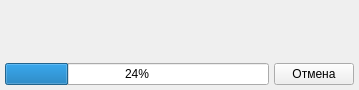
Above: classes/journal/journalprogress.ui from vlarry/configurator before the change. Below: the same form after it.
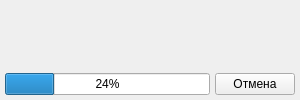
That is the form after the change.

```diff
--- a/classes/journal/journalprogress.ui
+++ b/classes/journal/journalprogress.ui
@@ -6,8 +6,8 @@
    <rect>
     <x>0</x>
     <y>0</y>
-    <width>359</width>
-    <height>90</height>
+    <width>300</width>
+    <height>100</height>
    </rect>
   </property>
   <property name="sizePolicy">
@@ -16,6 +16,18 @@
     <verstretch>0</verstretch>
    </sizepolicy>
   </property>
+  <property name="minimumSize">
+   <size>
+    <width>300</width>
+    <height>100</height>
+   </size>
+  </property>
+  <property name="maximumSize">
+   <size>
+    <width>300</width>
+    <height>100</height>
+   </size>
+  </property>
   <property name="windowTitle">
    <string>Form</string>
   </property>
```
